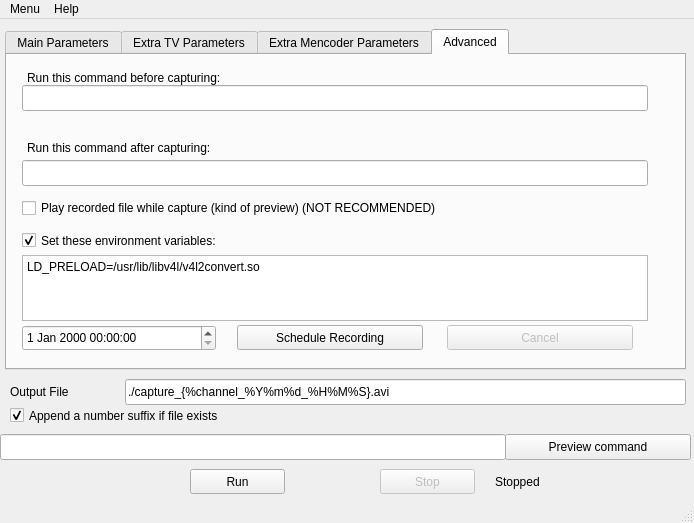
sbruno/mtvcgui, file src/ui/mtvcgui.ui: the form before one commit.
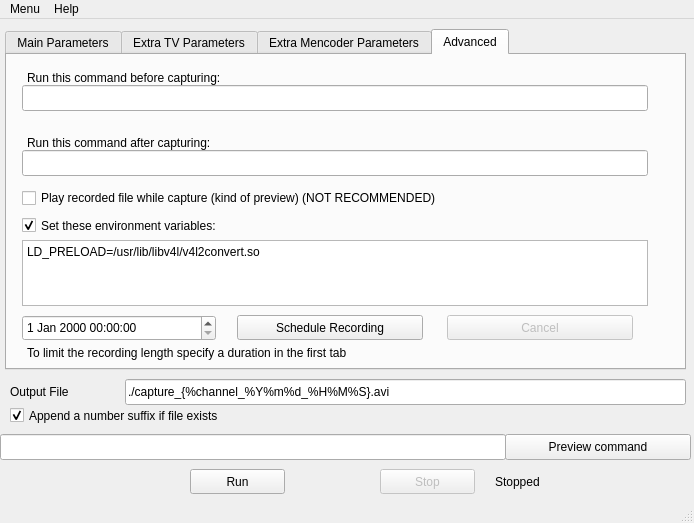
The form after the commit. The open tabs and pages were chosen to show the change.

Commit message: Added label explaining how to specify record duration when scheduling the record Updated translations for new components Simplified PKGBUILD Updated sample .ini

```diff
--- a/src/ui/mtvcgui.ui
+++ b/src/ui/mtvcgui.ui
@@ -1686,7 +1686,7 @@
       <property name="geometry">
        <rect>
         <x>20</x>
-        <y>85</y>
+        <y>80</y>
         <width>616</width>
         <height>16</height>
        </rect>
@@ -1712,7 +1712,7 @@
       <property name="geometry">
        <rect>
         <x>15</x>
-        <y>105</y>
+        <y>95</y>
         <width>626</width>
         <height>26</height>
        </rect>
@@ -1725,7 +1725,7 @@
       <property name="geometry">
        <rect>
         <x>15</x>
-        <y>270</y>
+        <y>260</y>
         <width>194</width>
         <height>26</height>
        </rect>
@@ -1735,7 +1735,7 @@
       <property name="geometry">
        <rect>
         <x>230</x>
-        <y>270</y>
+        <y>260</y>
         <width>186</width>
         <height>25</height>
        </rect>
@@ -1751,7 +1751,7 @@
       <property name="geometry">
        <rect>
         <x>440</x>
-        <y>270</y>
+        <y>260</y>
         <width>186</width>
         <height>25</height>
        </rect>
@@ -1767,7 +1767,7 @@
       <property name="geometry">
        <rect>
         <x>15</x>
-        <y>130</y>
+        <y>120</y>
         <width>636</width>
         <height>46</height>
        </rect>
@@ -1783,7 +1783,7 @@
       <property name="geometry">
        <rect>
         <x>15</x>
-        <y>175</y>
+        <y>160</y>
         <width>611</width>
         <height>21</height>
        </rect>
@@ -1799,7 +1799,7 @@
       <property name="geometry">
        <rect>
         <x>15</x>
-        <y>200</y>
+        <y>185</y>
         <width>626</width>
         <height>66</height>
        </rect>
@@ -1808,6 +1808,19 @@
        <string notr="true">LD_PRELOAD=/usr/lib/libv4l/v4l2convert.so</string>
       </property>
      </widget>
+     <widget class="QLabel" name="label_34">
+      <property name="geometry">
+       <rect>
+        <x>20</x>
+        <y>290</y>
+        <width>646</width>
+        <height>16</height>
+       </rect>
+      </property>
+      <property name="text">
+       <string>To limit the recording length specify a duration in the first tab</string>
+      </property>
+     </widget>
     </widget>
    </widget>
    <widget class="QCheckBox" name="append_suffix">
```
The commit also changes 9 other files.
